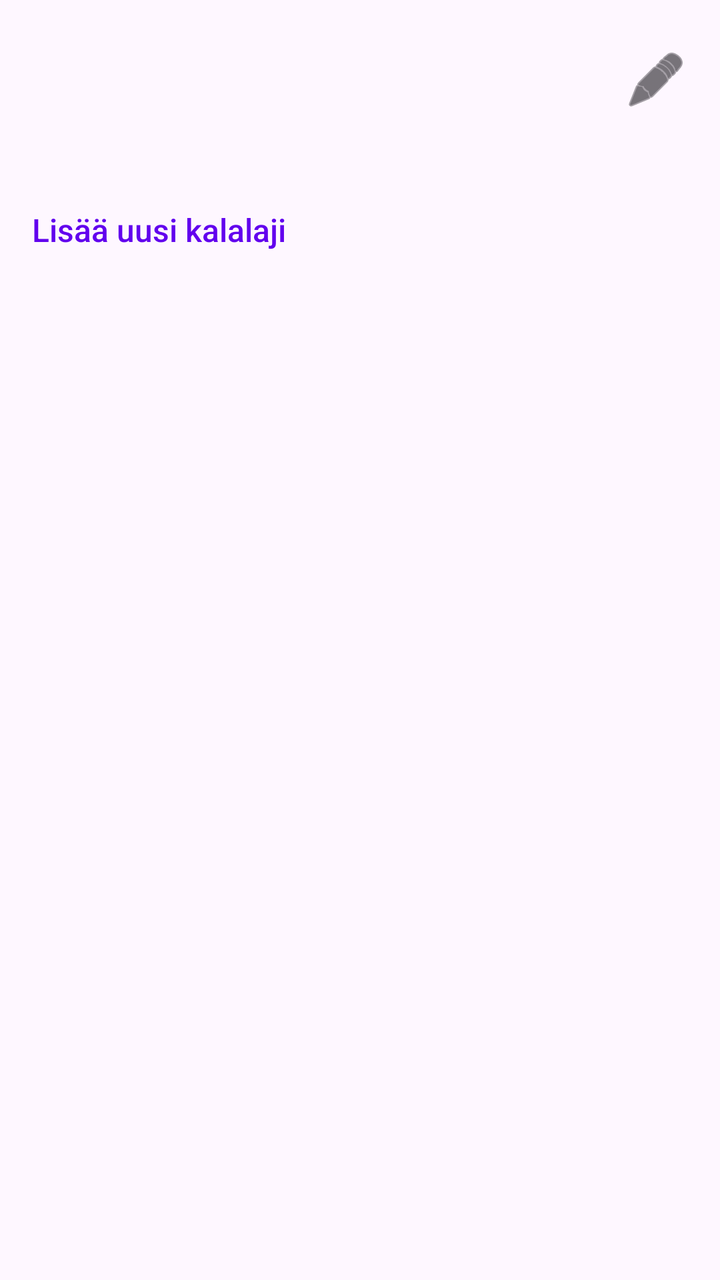
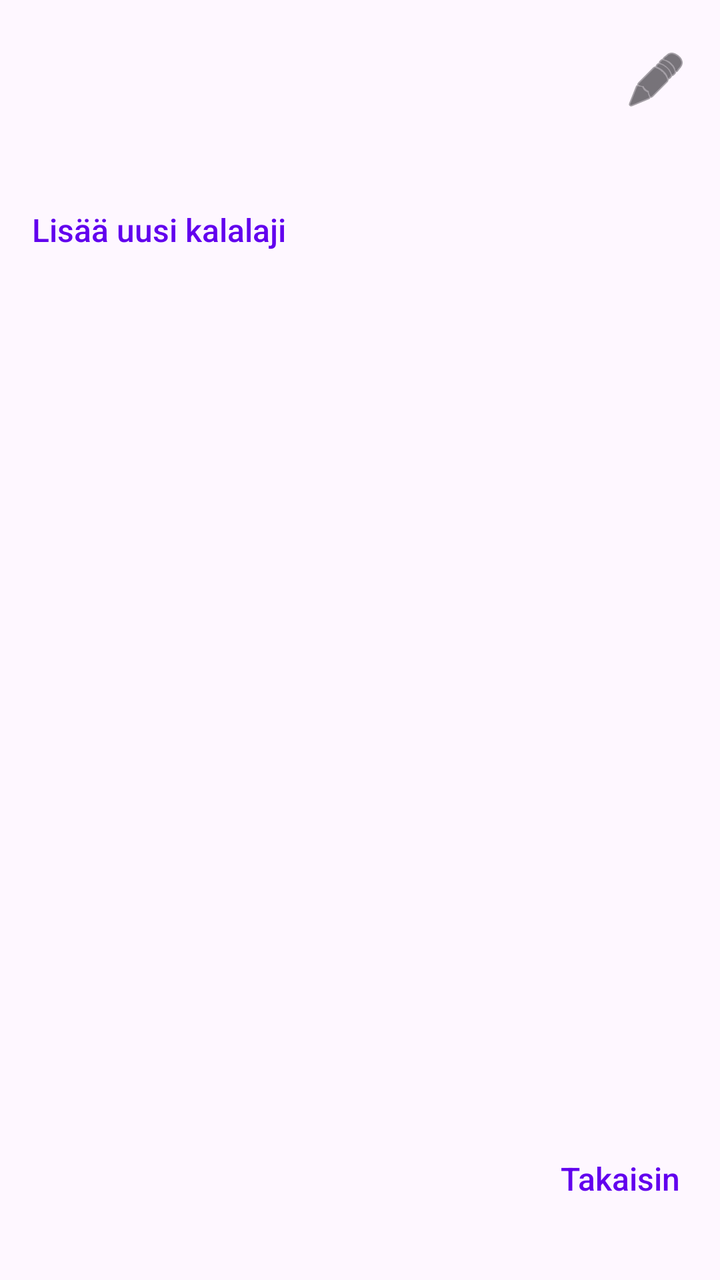

Before-and-after screenshots of an Android layout around one commit, followed by the original layout XML and the change that was made.
<!-- AndroidManifest.xml: application theme Theme.KalaKartta -->
<!-- res/layout/activity_edit_species.xml -->
<?xml version="1.0" encoding="utf-8"?>
<LinearLayout xmlns:android="http://schemas.android.com/apk/res/android"
    android:layout_width="match_parent"
    android:layout_height="match_parent"
    android:orientation="vertical">

    <include layout="@layout/dialog_custom_title" />
    
    <TextView
        android:id="@+id/addNewSpeciesButton"
        style="@style/TextAppearance.KalaKartta.ActionLink"
        android:layout_width="match_parent"
        android:layout_height="wrap_content"
        android:layout_margin="16dp"
        android:text="@string/add_new_species"
        android:background="?attr/selectableItemBackground"
        android:clickable="true"
        android:focusable="true"
        android:paddingTop="8dp"
        android:paddingBottom="8dp" />

    <ListView
        android:id="@+id/speciesListView"
        android:layout_width="match_parent"
        android:layout_height="0dp"
        android:layout_weight="1"
        android:paddingLeft="8dp"
        android:paddingRight="8dp"
        android:paddingTop="8dp"
        android:paddingBottom="120dp"
        android:clipToPadding="false" />

</LinearLayout>
<!-- res/layout/dialog_custom_title.xml (included above) -->
<?xml version="1.0" encoding="utf-8"?>
<LinearLayout xmlns:android="http://schemas.android.com/apk/res/android"
    xmlns:app="http://schemas.android.com/apk/res-auto"
    android:layout_width="match_parent"
    android:layout_height="wrap_content"
    android:orientation="horizontal"
    android:gravity="center_vertical"
    android:paddingStart="24dp"
    android:paddingTop="16dp"
    android:paddingEnd="8dp"
    android:paddingBottom="16dp">

    <TextView
        android:id="@+id/dialogTitle"
        android:layout_width="wrap_content"
        android:layout_height="wrap_content"
        android:ellipsize="end"
        android:singleLine="true"
        android:textAppearance="@style/TextAppearance.AppCompat.Title" />

    <ImageView
        android:id="@+id/titleIcon"
        android:layout_width="32dp"
        android:layout_height="32dp"
        android:layout_marginStart="8dp"
        android:scaleType="centerInside"
        android:visibility="gone" />

    <View
        android:layout_width="0dp"
        android:layout_height="0dp"
        android:layout_weight="1" />
    
    <ImageButton
        android:id="@+id/editMenuButton"
        android:layout_width="48dp"
        android:layout_height="48dp"
        android:background="?attr/selectableItemBackgroundBorderless"
        android:contentDescription="@string/edit"
        android:src="@android:drawable/ic_menu_edit"
        app:tint="?android:attr/textColorPrimary" />

</LinearLayout>
<!-- resources referenced by this layout -->
<resources>
  <string name="add_new_species">Lisää uusi kalalaji</string>
  <string name="edit">Muokkaa</string>
  <style name="TextAppearance.KalaKartta.ActionLink" parent="TextAppearance.KalaKartta.MenuLink">
          <item name="android:textColor">@color/link_color</item>
      </style>
  <style name="Theme.KalaKartta" parent="Base.Theme.KalaKartta" />
  <style name="TextAppearance.KalaKartta.MenuLink" parent="">
          <item name="android:fontFamily">sans-serif-medium</item>
          <item name="android:textSize">16sp</item>
          <item name="android:textColor">?android:attr/textColorPrimary</item>
          <item name="android:textStyle">normal</item>
      </style>
  <color name="link_color">#6200EE</color>
  <style name="Base.Theme.KalaKartta" parent="Theme.Material3.DayNight.NoActionBar">
          
          <item name="colorPrimary">#6200EE</item>
          <item name="colorOnPrimary">#FFFFFF</item>
          <item name="editTextStyle">@style/Widget.AppCompat.EditText</item>
          <item name="android:spinnerStyle">@style/Widget.AppCompat.Spinner</item>
      </style>
</resources>

<!-- the commit's change to res/layout/activity_edit_species.xml (unified diff, before → after) -->
@@ -29,6 +29,21 @@
         android:paddingTop="8dp"
         android:paddingBottom="120dp"
         android:clipToPadding="false" />
+
+    <TextView
+        android:id="@+id/backButton"
+        style="@style/TextAppearance.KalaKartta.ActionLink"
+        android:layout_width="wrap_content"
+        android:layout_height="wrap_content"
+        android:layout_gravity="end"
+        android:text="@string/back"
+        android:paddingTop="20dp"
+        android:paddingBottom="40dp"
+        android:paddingStart="20dp"
+        android:paddingEnd="20dp"
+        android:clickable="true"
+        android:focusable="true"
+        android:background="?attr/selectableItemBackground" />
 
 </LinearLayout>
 <!-- res/layout/dialog_custom_title.xml (included above) -->
<!-- resource entries referenced after the edit -->
@@ -1,6 +1,7 @@
 <!-- resources referenced by this layout -->
 <resources>
   <string name="add_new_species">Lisää uusi kalalaji</string>
+  <string name="back">Takaisin</string>
   <string name="edit">Muokkaa</string>
   <style name="TextAppearance.KalaKartta.ActionLink" parent="TextAppearance.KalaKartta.MenuLink">
           <item name="android:textColor">@color/link_color</item>
